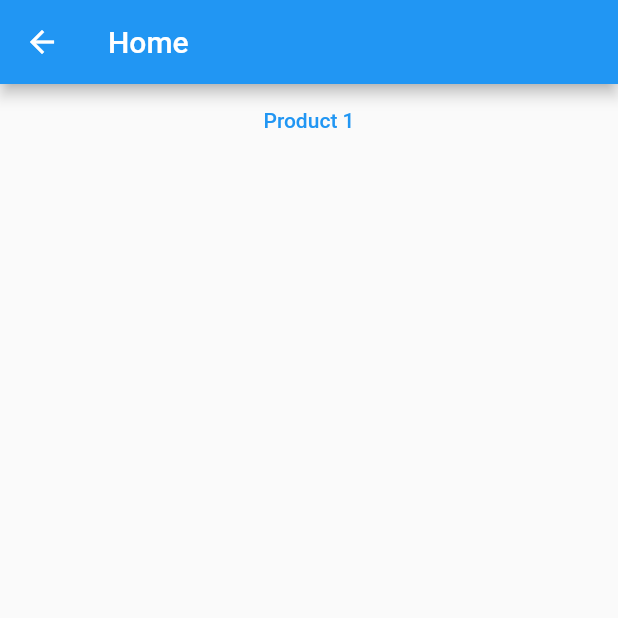
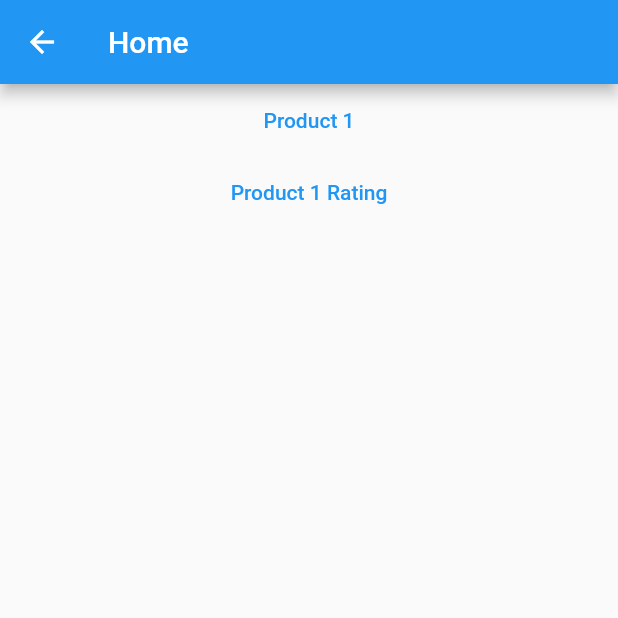
Before and after one commit to wjprogramer/flutter_sandbox_1, a Flutter app: the HomeWidget screen opened by its route, on a phone screen of 412 x 824 dp, the top half of it. Run offline on Flutter 3.47's test engine with Material 2 defaults, Android fonts, the phone set to English and light mode, and no system bars; our stand-ins replace bloc, equatable, flutter_modular.

Commit message:
[pkg // flutter_modular] dynamic routes: add another page

```diff
--- a/lib/modules/home/home_module.dart
+++ b/lib/modules/home/home_module.dart
@@ -2,6 +2,7 @@ import 'package:flutter_modular/flutter_modular.dart';
 import 'package:flutter_sandbox_1/blocs/home/home_bloc.dart';
 import 'package:flutter_sandbox_1/modules/list/list_widget.dart';
 import 'package:flutter_sandbox_1/pages/product_page.dart';
+import 'package:flutter_sandbox_1/pages/product_rating_page.dart';
 
 import 'home_widget.dart';
 
@@ -19,5 +20,9 @@ class HomeModule extends Module {
       '/product/:id',
       child: (_, args) => ProductPage(id: args.params['id']),
     ),
+    ChildRoute(
+      '/product/:id/rating',
+      child: (_, args) => ProductRatingPage(id: args.params['id']),
+    ),
   ];
 }
--- a/lib/modules/home/home_widget.dart
+++ b/lib/modules/home/home_widget.dart
@@ -15,7 +15,13 @@ class HomeWidget extends StatelessWidget {
               Modular.to.pushNamed('/home/product/1');
             },
             child: Text('Product 1'),
-          )
+          ),
+          TextButton(
+            onPressed: () {
+              Modular.to.pushNamed('/home/product/1/rating');
+            },
+            child: Text('Product 1 Rating'),
+          ),
         ],
       ),
     );
```
Also changed, not shown: lib/pages/product_rating_page.dart (added, +26 -0 lines).
